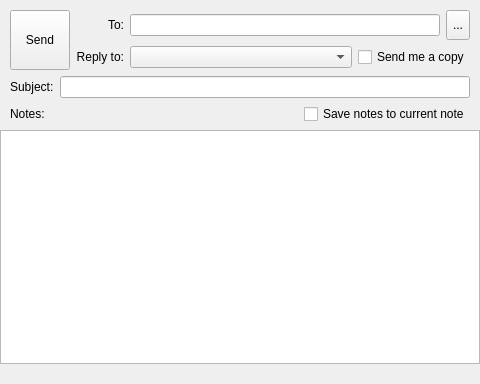
The window that src/ui/wizEmailShareDialog.ui (WizTeam/WizQTClient) describes before a commit, drawn with Qt 5.
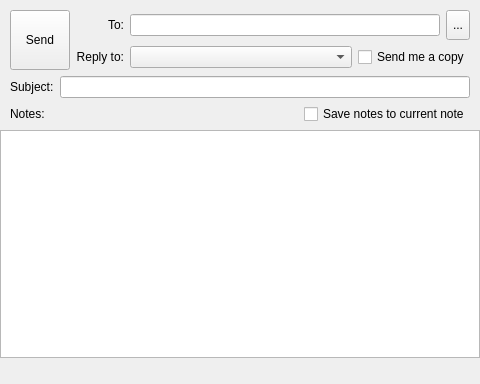
The same window after the commit.

Diff of the .ui file:
```diff
--- a/src/ui/wizEmailShareDialog.ui
+++ b/src/ui/wizEmailShareDialog.ui
@@ -28,6 +28,9 @@
    </property>
    <item>
     <layout class="QVBoxLayout" name="verticalLayout">
+     <property name="bottomMargin">
+      <number>6</number>
+     </property>
      <item>
       <layout class="QHBoxLayout" name="horizontalLayout_4">
        <property name="leftMargin">
@@ -184,6 +187,12 @@
        <property name="text">
         <string/>
        </property>
+       <property name="alignment">
+        <set>Qt::AlignLeading|Qt::AlignLeft|Qt::AlignVCenter</set>
+       </property>
+       <property name="indent">
+        <number>12</number>
+       </property>
       </widget>
      </item>
     </layout>
```
